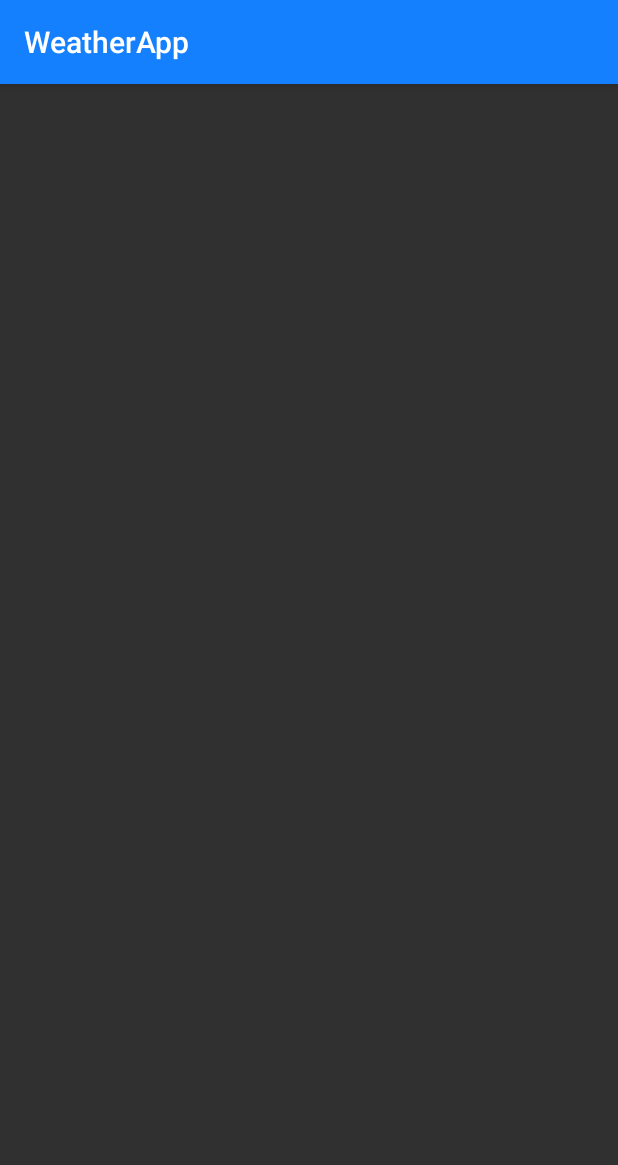
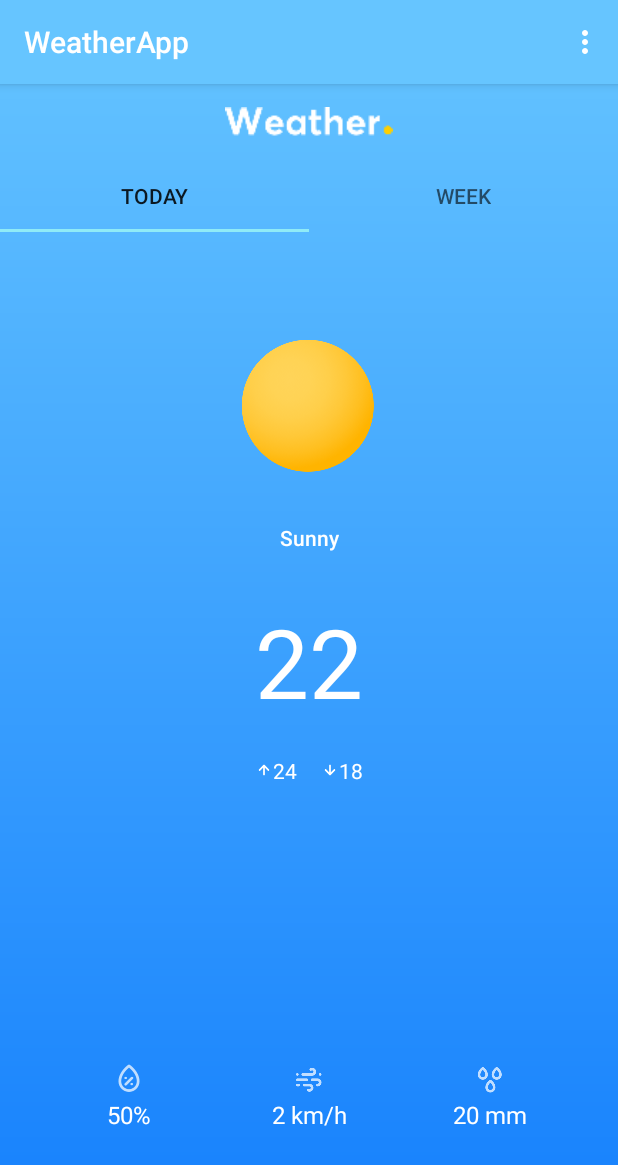
Before and after one commit to Cvt69/WeatherApp, an Android app: the screen it shows after launch (MainActivity), on a phone screen of 412 x 824 dp. Shown: the top 1165 px of the screen. Run offline under Robolectric (Android 15) with nearby library versions, the phone set to English and light mode, and no system bars.

Commit message:
Implementado o Tab com o ViewPager

```diff
--- a/app/build.gradle
+++ b/app/build.gradle
@@ -41,4 +41,5 @@ dependencies {
     implementation 'com.squareup.retrofit2:retrofit:2.6.1'
     implementation 'com.squareup.retrofit2:converter-gson:2.6.1'
     implementation 'androidx.recyclerview:recyclerview:1.0.0'
+    implementation 'com.google.android.material:material:1.0.0'
 }
--- a/app/src/main/java/com/example/firstapp/stdio/weatherapp/MainActivity.kt
+++ b/app/src/main/java/com/example/firstapp/stdio/weatherapp/MainActivity.kt
@@ -8,21 +8,23 @@ import androidx.viewpager.widget.ViewPager
 import com.example.firstapp.stdio.weatherapp.fragments.FragmentPageAdapter
 import com.example.firstapp.stdio.weatherapp.fragments.TodayFragment
 import com.example.firstapp.stdio.weatherapp.fragments.WeekFragment
+import com.google.android.material.tabs.TabLayout
 import java.util.*
 
 class MainActivity : AppCompatActivity() {
     private lateinit var adapter: FragmentPageAdapter
-    private lateinit var tab_layout: TableLayout
+    private lateinit var tab_layout: TabLayout
     private lateinit var viewpager: ViewPager
 
     override fun onCreate(savedInstanceState: Bundle?) {
         super.onCreate(savedInstanceState)
         setContentView(R.layout.activity_main)
         this.viewpager = findViewById(R.id.viewpager)
-        //this.tab_layout = findViewById(R.id.tab_layout)
+        this.tab_layout = findViewById(R.id.tab_layout)
         val fragments = Arrays.asList(TodayFragment(), WeekFragment())
         adapter = FragmentPageAdapter(supportFragmentManager, ArrayList(fragments))
         this.viewpager.adapter = adapter
+        tab_layout.setupWithViewPager(viewpager)
 
     }
 
--- a/app/src/main/java/com/example/firstapp/stdio/weatherapp/fragments/FragmentPageAdapter.kt
+++ b/app/src/main/java/com/example/firstapp/stdio/weatherapp/fragments/FragmentPageAdapter.kt
@@ -5,7 +5,8 @@ import androidx.fragment.app.FragmentManager
 import androidx.fragment.app.FragmentStatePagerAdapter
 import java.util.ArrayList
 
-class FragmentPageAdapter(fm: FragmentManager?, var fragment: ArrayList<Fragment>) : FragmentStatePagerAdapter(fm) {
+class FragmentPageAdapter(fm: FragmentManager?, var fragment: ArrayList<Fragment>) :
+    FragmentStatePagerAdapter(fm) {
     override fun getItem(position: Int): Fragment {
         return fragment.get(position)
     }
@@ -13,4 +14,13 @@ class FragmentPageAdapter(fm: FragmentManager?, var fragment: ArrayList<Fragment
     override fun getCount(): Int {
         return fragment.size
     }
+
+    override fun getPageTitle(position: Int): CharSequence? {
+
+        if (position == 0) {
+            return "Today"
+        } else {
+            return "Week"
+        }
+    }
 }
--- /dev/null
+++ b/app/src/main/res/drawable/gradiente_background.xml
@@ -0,0 +1,5 @@
+<?xml version="1.0" encoding="utf-8"?>
+<shape xmlns:android="http://schemas.android.com/apk/res/android">
+    <gradient android:angle="90" android:startColor="@color/colorPrimaryDark" android:endColor="@color/colorPrimary"/>
+
+</shape>
--- a/app/src/main/res/layout/activity_main.xml
+++ b/app/src/main/res/layout/activity_main.xml
@@ -1,17 +1,37 @@
 <?xml version="1.0" encoding="utf-8"?>
-<androidx.constraintlayout.widget.ConstraintLayout xmlns:android="http://schemas.android.com/apk/res/android"
+<LinearLayout xmlns:android="http://schemas.android.com/apk/res/android"
     xmlns:app="http://schemas.android.com/apk/res-auto"
     xmlns:tools="http://schemas.android.com/tools"
     android:layout_width="match_parent"
     android:layout_height="match_parent"
-    tools:context=".MainActivity">
+    tools:context=".MainActivity"
+    android:orientation="vertical">
+
+    <ImageView
+        android:id="@+id/imageViewLogo"
+        android:layout_width="match_parent"
+        android:layout_height="20dp"
+        app:srcCompat="@drawable/logo_small"
+        android:layout_margin="15dp"
+        />
+
+    <com.google.android.material.tabs.TabLayout
+        android:id="@+id/tab_layout"
+        android:layout_width="match_parent"
+        android:layout_height="wrap_content">
+
+
+
+
+    </com.google.android.material.tabs.TabLayout>
 
     <androidx.viewpager.widget.ViewPager
         android:id="@+id/viewpager"
         android:layout_width="match_parent"
-        android:layout_height="match_parent">
+        android:layout_height="0dp"
+        android:layout_weight="1">
 
 
     </androidx.viewpager.widget.ViewPager>
 
-</androidx.constraintlayout.widget.ConstraintLayout>
+</LinearLayout>
--- a/app/src/main/res/layout/fragment_today.xml
+++ b/app/src/main/res/layout/fragment_today.xml
@@ -79,7 +79,7 @@
         android:id="@+id/textViewTemp"
         android:layout_width="wrap_content"
         android:layout_height="wrap_content"
-        android:layout_marginTop="50dp"
+        android:layout_marginTop="30dp"
         android:text="22"
         android:textColor="#ffffff"
         android:textSize="64sp"
--- a/app/src/main/res/values/styles.xml
+++ b/app/src/main/res/values/styles.xml
@@ -1,12 +1,13 @@
 <resources>
 
     <!-- Base application theme. -->
-    <style name="AppTheme" parent="ThemeOverlay.AppCompat.Dark.ActionBar">
+    <style name="AppTheme" parent="Theme.AppCompat.DayNight.DarkActionBar">
         <!-- Customize your theme here. -->
         <item name="colorPrimary">@color/colorPrimary</item>
         <item name="colorPrimaryDark">@color/colorPrimaryDark</item>
         <item name="colorAccent">@color/colorAccent</item>
         <item name="android:colorBackground">@color/colorPrimaryDark</item>
+        <item name="android:windowBackground">@drawable/gradiente_background</item>
     </style>
 
 </resources>
```
